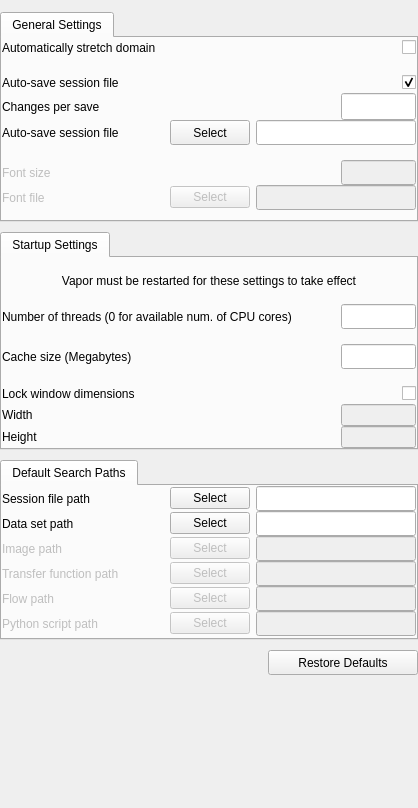
Above: apps/vaporgui/SettingsGUI.ui from StasJ/vapor-formatted before the change. Below: the same form after it.
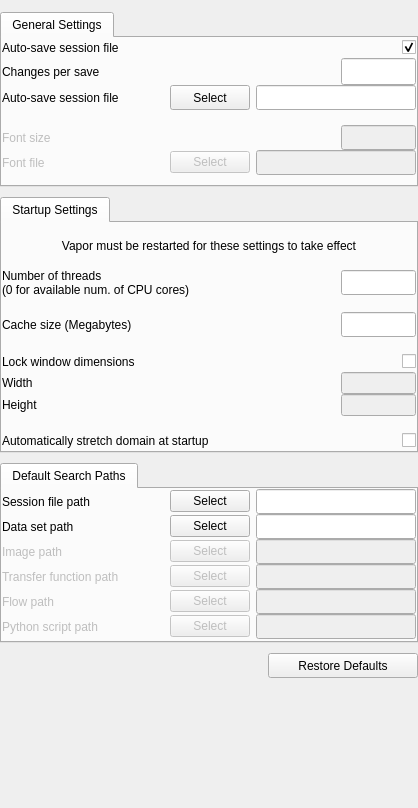
That is the form after the change.

Commit message: Fixed classification of auto-stretch domain setting in the gui

What changed in the file:
```diff
--- a/apps/vaporgui/SettingsGUI.ui
+++ b/apps/vaporgui/SettingsGUI.ui
@@ -84,40 +84,6 @@
        <property name="bottomMargin">
         <number>10</number>
        </property>
-       <item>
-        <layout class="QHBoxLayout" name="horizontalLayout_10">
-         <item>
-          <widget class="QLabel" name="label_7">
-           <property name="text">
-            <string>Automatically stretch domain</string>
-           </property>
-          </widget>
-         </item>
-         <item>
-          <spacer name="horizontalSpacer_7">
-           <property name="orientation">
-            <enum>Qt::Horizontal</enum>
-           </property>
-           <property name="sizeHint" stdset="0">
-            <size>
-             <width>40</width>
-             <height>20</height>
-            </size>
-           </property>
-          </spacer>
-         </item>
-         <item>
-          <widget class="QCheckBox" name="_autoStretchCheckbox">
-           <property name="toolTip">
-            <string>When loading data, the shortest dimension is shorter than 1/10 of the longest then stretch it to 1/2 the longest</string>
-           </property>
-           <property name="text">
-            <string/>
-           </property>
-          </widget>
-         </item>
-        </layout>
-       </item>
        <item>
         <layout class="QVBoxLayout" name="verticalLayout_4">
          <property name="spacing">
@@ -471,7 +437,8 @@
          <item>
           <widget class="QLabel" name="label_9">
            <property name="text">
-            <string>Number of threads (0 for available num. of CPU cores)</string>
+            <string>Number of threads
+(0 for available num. of CPU cores)</string>
            </property>
           </widget>
          </item>
@@ -739,6 +706,40 @@
          </item>
         </layout>
        </item>
+       <item>
+        <layout class="QHBoxLayout" name="horizontalLayout_10">
+         <item>
+          <widget class="QLabel" name="label_7">
+           <property name="text">
+            <string>Automatically stretch domain at startup</string>
+           </property>
+          </widget>
+         </item>
+         <item>
+          <spacer name="horizontalSpacer_7">
+           <property name="orientation">
+            <enum>Qt::Horizontal</enum>
+           </property>
+           <property name="sizeHint" stdset="0">
+            <size>
+             <width>40</width>
+             <height>20</height>
+            </size>
+           </property>
+          </spacer>
+         </item>
+         <item>
+          <widget class="QCheckBox" name="_autoStretchCheckbox">
+           <property name="toolTip">
+            <string>When loading data, the shortest dimension is shorter than 1/10 of the longest then stretch it to 1/2 the longest</string>
+           </property>
+           <property name="text">
+            <string/>
+           </property>
+          </widget>
+         </item>
+        </layout>
+       </item>
       </layout>
      </widget>
     </widget>
```
